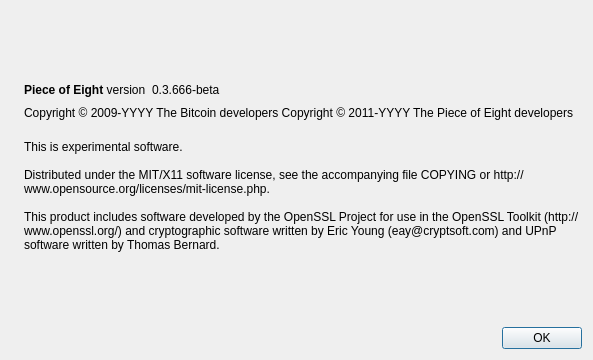
This is src/qt/forms/aboutdialog.ui in JohnKerr12/Eight as Qt 5 draws it before an edit. The edited form follows.
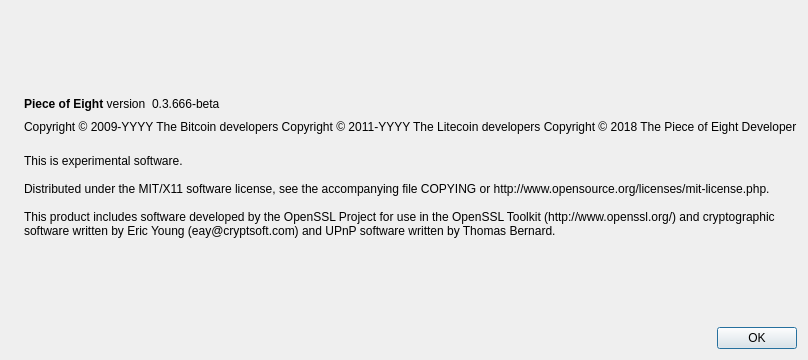
This is the edited form. Icons and pictures are not drawn.

Diff of the .ui file:
```diff
--- a/src/qt/forms/aboutdialog.ui
+++ b/src/qt/forms/aboutdialog.ui
@@ -92,7 +92,8 @@
        </property>
        <property name="text">
         <string notr="true">Copyright &amp;copy; 2009-YYYY The Bitcoin developers
-Copyright &amp;copy; 2011-YYYY The Piece of Eight developers</string>
+Copyright &amp;copy; 2011-YYYY The Litecoin developers
+Copyright &amp;copy; 2018 The Piece of Eight Developer</string>
        </property>
        <property name="textFormat">
         <enum>Qt::RichText</enum>
```
